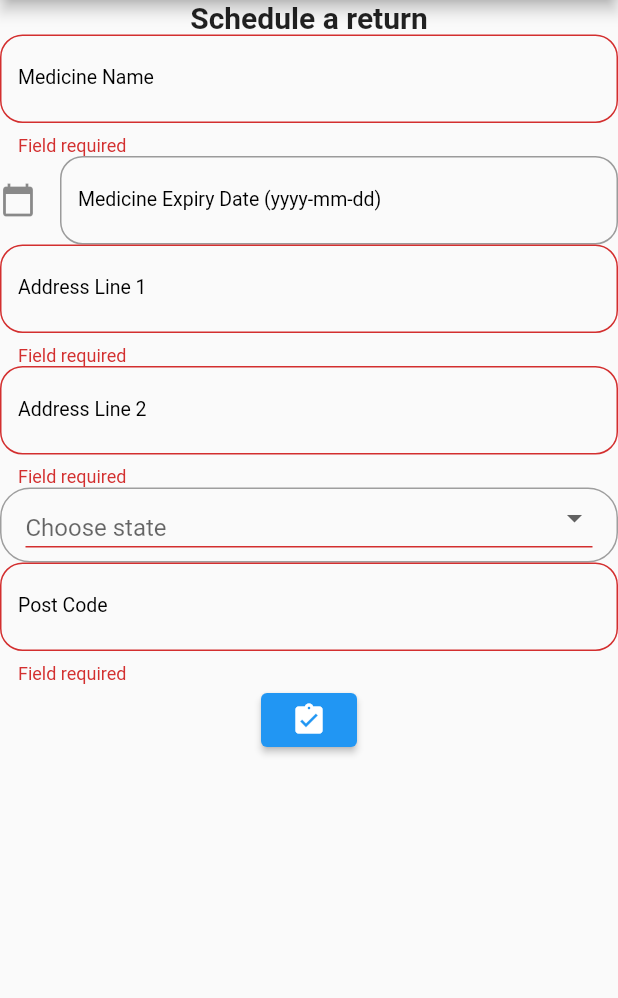
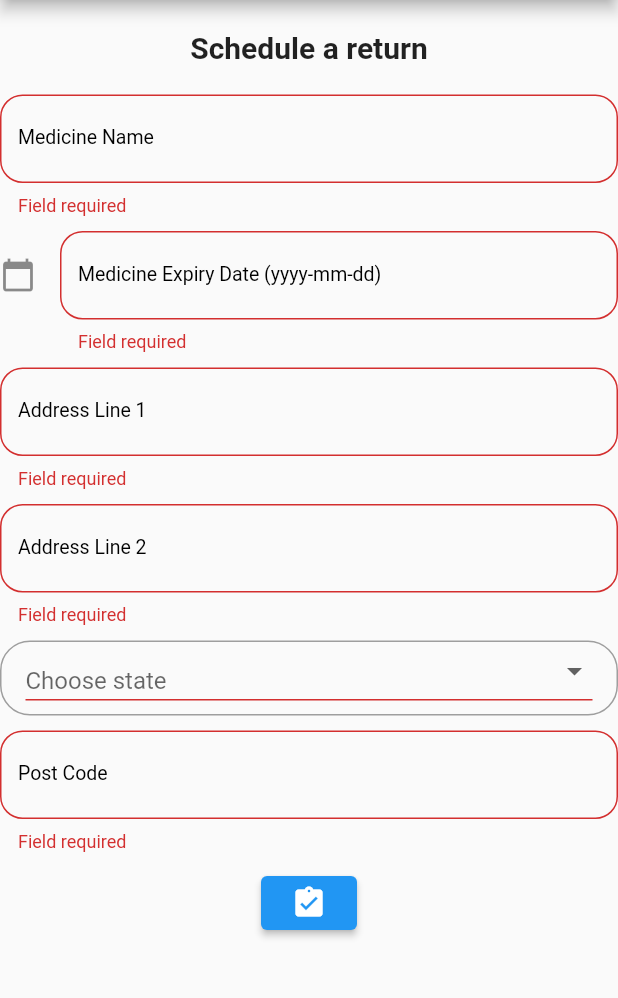
Before and after one commit to autumnlewjb/SolutionChallenge, a Flutter app: the ScheduleReturn screen opened directly, after a tap on the "assignment turned in" icon, on a phone screen of 412 x 824 dp, the part 84-1082 px from its top. Run offline on Flutter 3.47's test engine with Material 2 defaults, Android fonts, the phone set to English and light mode, and no system bars; our stand-ins replace cloud_firestore, firebase_auth, firebase_core, google_sign_in; missing offline and left inert: flutter_facebook_login; accounts and stored records are empty.

Commit message:
added validation for date and scrolling capability

```diff
--- a/lib/Dashboard/Pages/schedule_return.dart
+++ b/lib/Dashboard/Pages/schedule_return.dart
@@ -47,6 +47,7 @@ class _ScheduleReturnState extends State<ScheduleReturn> {
       });
   }
 
+
   @override
   Widget build(BuildContext context) {
     return Scaffold(
@@ -60,8 +61,10 @@ class _ScheduleReturnState extends State<ScheduleReturn> {
           child: Form(
             autovalidateMode: AutovalidateMode.onUserInteraction,
             key: _formKey,
+            child: SingleChildScrollView(
               child: Column(
                 children: [
+                  SizedBox(height: 20.0,),
                   Text(
                     'Schedule a return',
                     style: TextStyle(
@@ -69,6 +72,7 @@ class _ScheduleReturnState extends State<ScheduleReturn> {
                       fontWeight: FontWeight.bold,
                     ),
                   ),
+                  SizedBox(height: 20.0,),
                   TextFormField(
                     validator: (val) => val.isEmpty ? 'Field required' : null,
                     decoration: InputDecoration(
@@ -90,10 +94,12 @@ class _ScheduleReturnState extends State<ScheduleReturn> {
                       });
                     },
                   ),
+                  SizedBox(height: 10.0,),
                   GestureDetector(
                     onTap: () => _selectDate(context),
                     child: AbsorbPointer(
-                    child: TextField(
+                      child: TextFormField(
+                        validator: (val) => date=="Medicine Expiry Date (yyyy-mm-dd)"? 'Field required' : null,
                         decoration: InputDecoration(
                           labelText: '$date',
                           labelStyle:
@@ -104,9 +110,11 @@ class _ScheduleReturnState extends State<ScheduleReturn> {
                           border: OutlineInputBorder(
                               borderRadius: BorderRadius.circular(15.0)),
                         ),
+                        keyboardType: null,
                       ),
                     ),
                   ),
+                  SizedBox(height: 10.0,),
                   TextFormField(
                     validator: (val) => val.isEmpty ? 'Field required' : null,
                     decoration: InputDecoration(
@@ -128,6 +136,7 @@ class _ScheduleReturnState extends State<ScheduleReturn> {
                       });
                     },
                   ),
+                  SizedBox(height: 10.0,),
                   TextFormField(
                     validator: (val) => val.isEmpty ? 'Field required' : null,
                     decoration: InputDecoration(
@@ -149,6 +158,7 @@ class _ScheduleReturnState extends State<ScheduleReturn> {
                       });
                     },
                   ),
+                  SizedBox(height: 10.0,),
                   Container(
                       height: 50,
                       padding: EdgeInsets.only(left: 16, right: 16),
@@ -177,6 +187,7 @@ class _ScheduleReturnState extends State<ScheduleReturn> {
                               );
                             }).toList()),
                       )),
+                  SizedBox(height: 10.0,),
                   TextFormField(
                     validator: (val) => val.isEmpty ? 'Field required' : null,
                     decoration: InputDecoration(
@@ -198,11 +209,12 @@ class _ScheduleReturnState extends State<ScheduleReturn> {
                       });
                     },
                   ),
+                  SizedBox(height: 10.0,),
                   ElevatedButton(
                       onPressed: () {
                         if (_formKey.currentState.validate()) {
-                        ReturnInfo(medName, selectedDate, address1, address2,
-                            state, postcode);
+                          //ReturnInfo(medName, selectedDate, address1, address2,
+                          //    state, postcode);
                         }
                       },
                       child: Icon(
@@ -211,6 +223,7 @@ class _ScheduleReturnState extends State<ScheduleReturn> {
                 ],
               ),
             ),
+          ),
         ));
   }
 }
```
Lines whose indentation alone changed are shown as unchanged.
